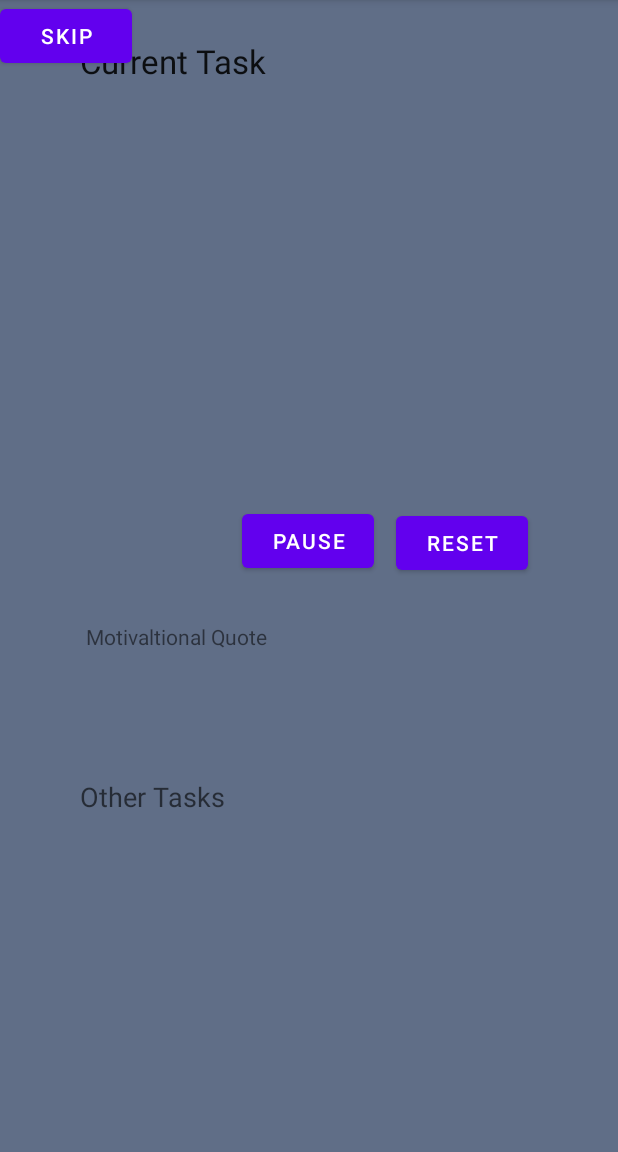
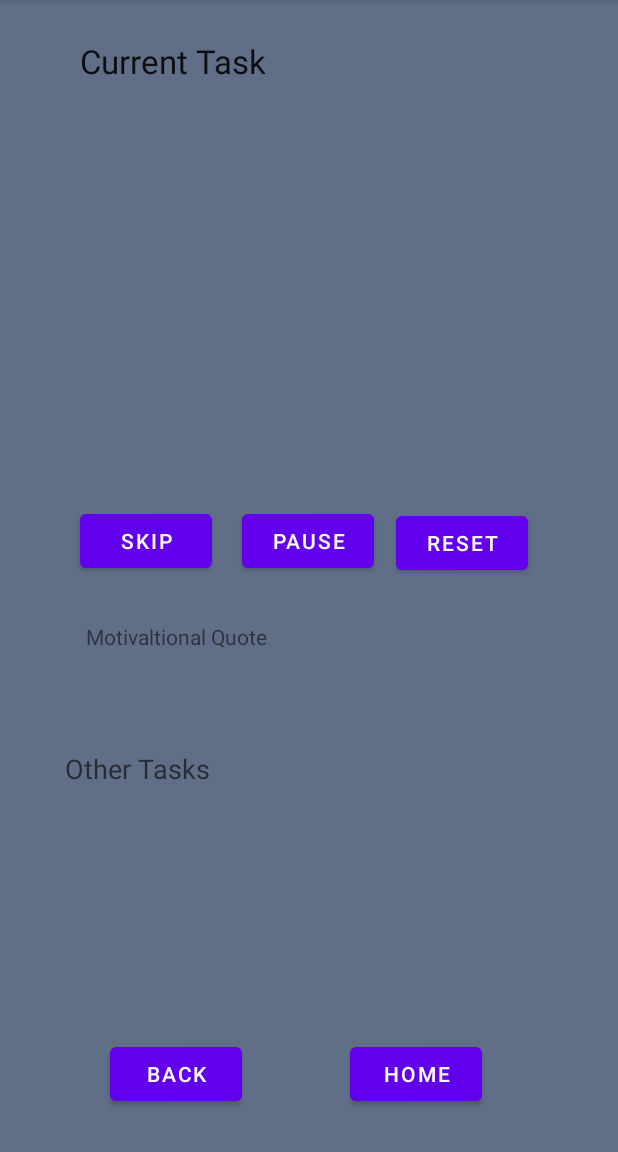
Before and after one commit to kimjason832/TritonHacks2021, an Android app: the Timer screen opened directly, with no data from a screen before it, on a phone screen of 412 x 824 dp, the part 84-1236 px from its top. Run offline under Robolectric (Android 15) with nearby library versions, the phone set to English and light mode, and no system bars.

Commit message:
Timer ID names

```diff
--- a/app/src/main/res/layout/activity_setting.xml
+++ b/app/src/main/res/layout/activity_setting.xml
@@ -33,7 +33,7 @@
         app:layout_constraintHorizontal_bias="0.169"
         app:layout_constraintStart_toStartOf="parent"
         app:layout_constraintTop_toTopOf="parent"
-        app:layout_constraintVertical_bias="0.224"
+        app:layout_constraintVertical_bias="0.19"
         tools:text="STUDY TIME" />
 
     <TextView
@@ -47,7 +47,7 @@
         app:layout_constraintHorizontal_bias="0.159"
         app:layout_constraintStart_toStartOf="parent"
         app:layout_constraintTop_toTopOf="parent"
-        app:layout_constraintVertical_bias="0.431"
+        app:layout_constraintVertical_bias="0.419"
         tools:text="BREAK TIME" />
 
     <TextView
@@ -61,7 +61,7 @@
         app:layout_constraintHorizontal_bias="0.117"
         app:layout_constraintStart_toStartOf="parent"
         app:layout_constraintTop_toTopOf="parent"
-        app:layout_constraintVertical_bias="0.638"
+        app:layout_constraintVertical_bias="0.626"
         tools:text="THEME" />
 
     <Button
@@ -104,7 +104,7 @@
         app:layout_constraintHorizontal_bias="0.497"
         app:layout_constraintStart_toStartOf="parent"
         app:layout_constraintTop_toTopOf="parent"
-        app:layout_constraintVertical_bias="0.333" />
+        app:layout_constraintVertical_bias="0.312" />
 
     <SeekBar
         android:id="@+id/seekbar_breaktime_setting"
@@ -118,7 +118,7 @@
         app:layout_constraintHorizontal_bias="0.497"
         app:layout_constraintStart_toStartOf="parent"
         app:layout_constraintTop_toTopOf="parent"
-        app:layout_constraintVertical_bias="0.526" />
+        app:layout_constraintVertical_bias="0.513" />
 
     <Spinner
         android:id="@+id/spinner_rounds_setting"
@@ -140,5 +140,5 @@
         app:layout_constraintHorizontal_bias="0.495"
         app:layout_constraintStart_toStartOf="parent"
         app:layout_constraintTop_toTopOf="parent"
-        app:layout_constraintVertical_bias="0.765" />
+        app:layout_constraintVertical_bias="0.731" />
 </androidx.constraintlayout.widget.ConstraintLayout>
--- a/app/src/main/res/layout/activity_timer.xml
+++ b/app/src/main/res/layout/activity_timer.xml
@@ -9,7 +9,7 @@
     tools:context=".Timer">
 
     <TextView
-        android:id="@+id/textView_currenttask"
+        android:id="@+id/textview_currenttask_timer"
         android:layout_width="311dp"
         android:layout_height="83dp"
         android:text="Current Task"
@@ -23,30 +23,34 @@
         tools:text="Current Task" />
 
     <TextView
-        android:id="@+id/textView_currenttask2"
+        android:id="@+id/textview_othertask_timer"
         android:layout_width="324dp"
         android:layout_height="135dp"
         android:text="Other Tasks"
         android:textAppearance="@style/TextAppearance.AppCompat.Medium"
         app:layout_constraintBottom_toBottomOf="parent"
         app:layout_constraintEnd_toEndOf="parent"
-        app:layout_constraintHorizontal_bias="0.609"
+        app:layout_constraintHorizontal_bias="0.494"
         app:layout_constraintStart_toStartOf="parent"
         app:layout_constraintTop_toTopOf="parent"
-        app:layout_constraintVertical_bias="0.82"
+        app:layout_constraintVertical_bias="0.79"
         tools:text="Other Tasks" />
 
     <Button
-        android:id="@+id/button"
+        android:id="@+id/button_skip_timer"
         android:layout_width="wrap_content"
         android:layout_height="wrap_content"
         android:text="Skip"
-        tools:layout_editor_absoluteX="53dp"
-        tools:layout_editor_absoluteY="320dp"
+        app:layout_constraintBottom_toBottomOf="parent"
+        app:layout_constraintEnd_toEndOf="parent"
+        app:layout_constraintHorizontal_bias="0.164"
+        app:layout_constraintStart_toStartOf="parent"
+        app:layout_constraintTop_toTopOf="parent"
+        app:layout_constraintVertical_bias="0.468"
         tools:text="Skip" />
 
     <Button
-        android:id="@+id/button2"
+        android:id="@+id/button_pause_timer"
         android:layout_width="wrap_content"
         android:layout_height="wrap_content"
         android:text="Pause"
@@ -59,7 +63,7 @@
         tools:text="Pause" />
 
     <Button
-        android:id="@+id/button3"
+        android:id="@+id/button_reset_timer"
         android:layout_width="wrap_content"
         android:layout_height="wrap_content"
         android:layout_marginEnd="60dp"
@@ -72,7 +76,7 @@
         tools:text="Reset" />
 
     <TextView
-        android:id="@+id/textView2"
+        android:id="@+id/textview_motivationalquote_timer"
         android:layout_width="297dp"
         android:layout_height="55dp"
         android:text="Motivaltional Quote"
@@ -83,4 +87,30 @@
         app:layout_constraintVertical_bias="0.582"
         tools:text="Motivaltional Quote" />
 
+    <Button
+        android:id="@+id/button_home_timer"
+        android:layout_width="wrap_content"
+        android:layout_height="wrap_content"
+        android:text="Home"
+        app:layout_constraintBottom_toBottomOf="parent"
+        app:layout_constraintEnd_toEndOf="parent"
+        app:layout_constraintHorizontal_bias="0.721"
+        app:layout_constraintStart_toStartOf="parent"
+        app:layout_constraintTop_toTopOf="parent"
+        app:layout_constraintVertical_bias="0.961"
+        tools:text="Home" />
+
+    <Button
+        android:id="@+id/button_back_timer"
+        android:layout_width="wrap_content"
+        android:layout_height="wrap_content"
+        android:text="Back"
+        app:layout_constraintBottom_toBottomOf="parent"
+        app:layout_constraintEnd_toEndOf="parent"
+        app:layout_constraintHorizontal_bias="0.226"
+        app:layout_constraintStart_toStartOf="parent"
+        app:layout_constraintTop_toTopOf="parent"
+        app:layout_constraintVertical_bias="0.961"
+        tools:text="Back" />
+
 </androidx.constraintlayout.widget.ConstraintLayout>
```
